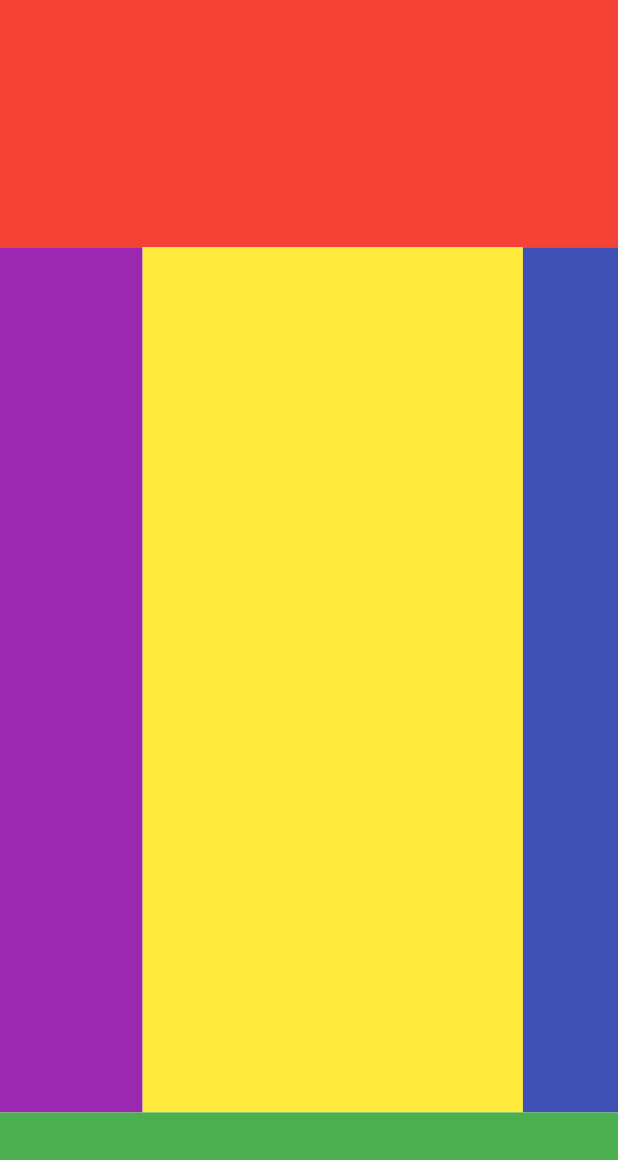
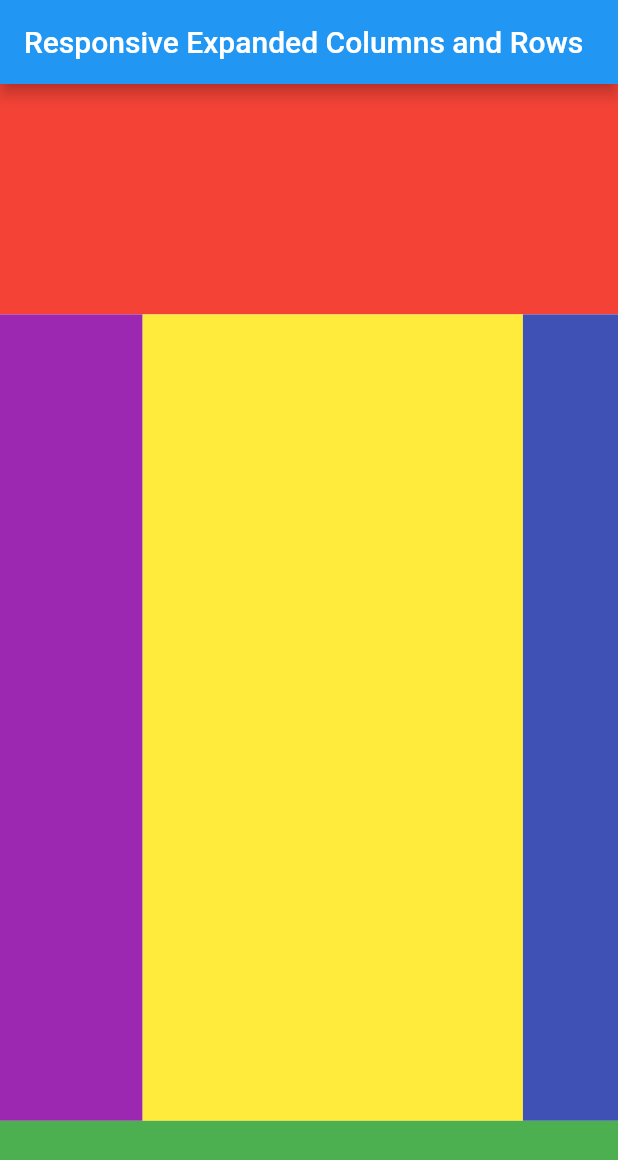
Before and after one commit to phin01/flutter_learning, a Flutter app: the screen it shows after launch, on a phone screen of 412 x 824 dp. Shown: the top 1160 px of the screen. Run offline on Flutter 3.47's test engine with Material 2 defaults, Android fonts, the phone set to English and light mode, and no system bars; our stand-ins replace cloud_firestore, dio, file_picker, firebase_auth, firebase_core, firebase_storage and 3 more; accounts and stored records are empty.

Commit message:
include appBar to row_column example

```diff
--- a/web_responsive/lib/pages/responsive_row_column.dart
+++ b/web_responsive/lib/pages/responsive_row_column.dart
@@ -13,6 +13,7 @@ class _ResponsiveRowColumnState extends State<ResponsiveRowColumn> {
   Widget build(BuildContext context) {
 
     return Scaffold(
+      appBar: AppBar(title: const Text('Responsive Expanded Columns and Rows')),
       body: Column(
         children: [
           Expanded(flex: 2, child: Container(color: Colors.red,)),
```
